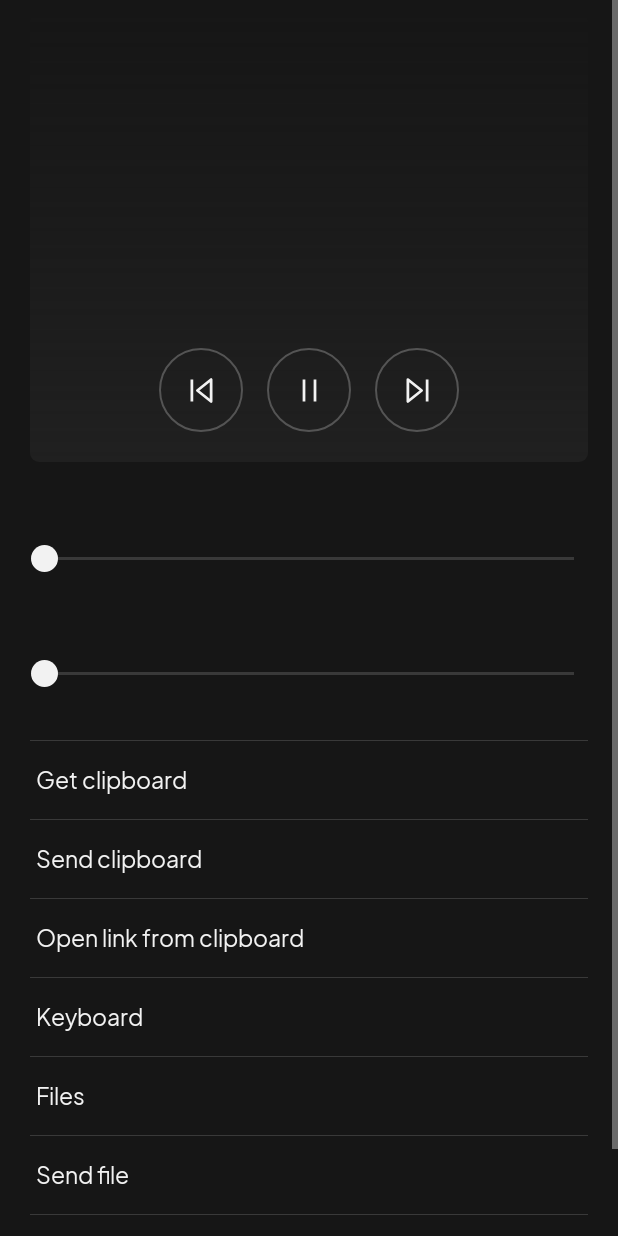
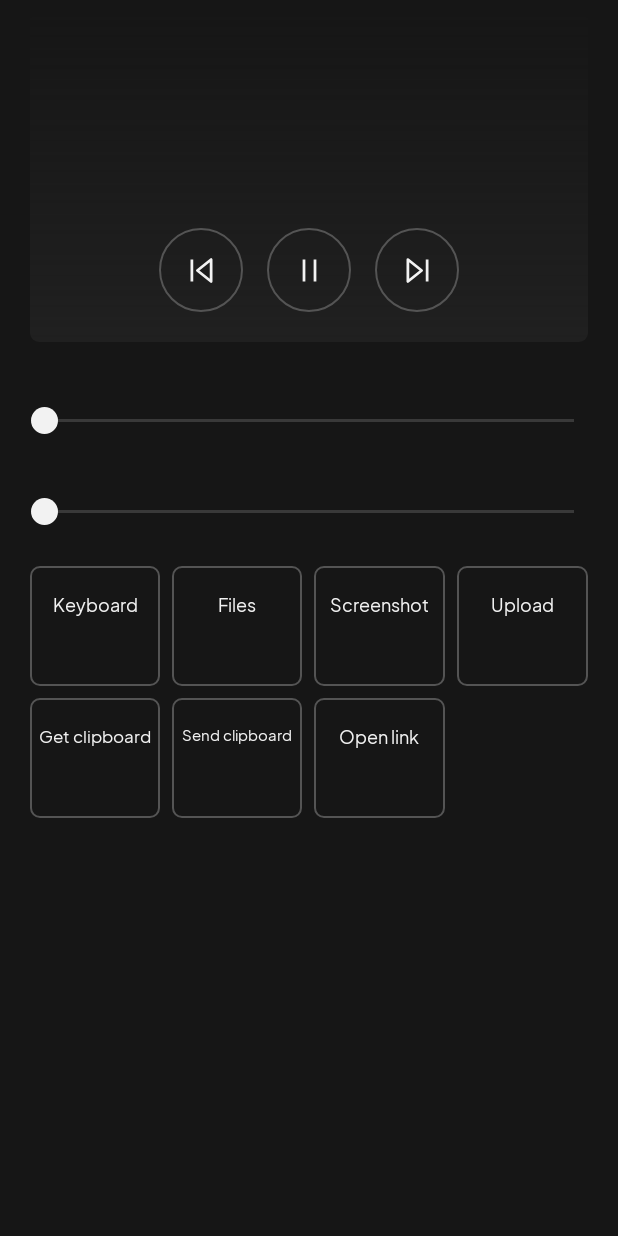
Before and after one commit to Raindancer118/pocketsudo, an Android app: the layout view_remote.xml on its own in the app's theme, with its tools: preview values and no code run, on a phone screen of 412 x 824 dp. Run offline under Robolectric (Android 15) with nearby library versions, the phone set to English and light mode, and no system bars.

Commit message:
fix(Deck-App-TS): Fernbedienung passt ohne Scrollen auf einen Bildschirm (flachere Musik-Karte, Aktionen als einzeilige Kacheln 4+3 statt Listenzeilen). Agent kennt deutsche Sonderzeichen und Satzzeichen als Tasten (ß, Umlaute, < # + , . -, AltGr, Caps Lock).

```diff
--- a/android/deck/src/main/java/de/raindancer118/pocketdeck/MainActivity.java
+++ b/android/deck/src/main/java/de/raindancer118/pocketdeck/MainActivity.java
@@ -352,7 +352,7 @@ public class MainActivity extends AppCompatActivity {
 
     private void row(int id, int icon, Runnable action) {
         TextView t = findViewById(id);
-        t.setCompoundDrawablesRelativeWithIntrinsicBounds(icon, 0, 0, 0);
+        t.setCompoundDrawablesRelativeWithIntrinsicBounds(0, icon, 0, 0);
         t.setOnClickListener(v -> action.run());
     }
 
--- a/android/deck/src/main/res/layout/view_remote.xml
+++ b/android/deck/src/main/res/layout/view_remote.xml
@@ -16,7 +16,7 @@
         <FrameLayout
             android:id="@+id/cover_card"
             android:layout_width="match_parent"
-            android:layout_height="300dp"
+            android:layout_height="220dp"
             android:layout_marginTop="8dp"
             android:background="@drawable/bg_cover">
 
@@ -82,26 +82,35 @@
             </LinearLayout>
         </FrameLayout>
 
-        <TextView android:id="@+id/volume_label" style="@style/SliderLabel" android:layout_marginTop="28dp" />
+        <TextView android:id="@+id/volume_label" style="@style/SliderLabel" android:layout_marginTop="16dp" />
         <SeekBar android:id="@+id/volume" style="@style/Slider" android:max="100" />
-        <TextView android:id="@+id/brightness_label" style="@style/SliderLabel" android:layout_marginTop="20dp" />
+        <TextView android:id="@+id/brightness_label" style="@style/SliderLabel" android:layout_marginTop="4dp" />
         <SeekBar android:id="@+id/brightness" style="@style/Slider" android:max="100" />
 
-        <View android:layout_width="match_parent" android:layout_height="1px" android:layout_marginTop="24dp" android:background="@color/line" />
-        <TextView android:id="@+id/clip_get" style="@style/Row" android:text="@string/clip_get" />
-        <View android:layout_width="match_parent" android:layout_height="1px" android:background="@color/line" />
-        <TextView android:id="@+id/clip_send" style="@style/Row" android:text="@string/clip_send" />
-        <View android:layout_width="match_parent" android:layout_height="1px" android:background="@color/line" />
-        <TextView android:id="@+id/open_link" style="@style/Row" android:text="@string/open_link" />
-        <View android:layout_width="match_parent" android:layout_height="1px" android:background="@color/line" />
-        <TextView android:id="@+id/keyboard" style="@style/Row" android:text="@string/open_keyboard" />
-        <View android:layout_width="match_parent" android:layout_height="1px" android:background="@color/line" />
-        <TextView android:id="@+id/files" style="@style/Row" android:text="@string/files" />
-        <View android:layout_width="match_parent" android:layout_height="1px" android:background="@color/line" />
-        <TextView android:id="@+id/send_file" style="@style/Row" android:text="@string/send_file" />
-        <View android:layout_width="match_parent" android:layout_height="1px" android:background="@color/line" />
-        <TextView android:id="@+id/screenshot" style="@style/Row" android:text="@string/screenshot" />
-        <View android:layout_width="match_parent" android:layout_height="1px" android:background="@color/line" />
+        <!-- all actions visible at once: 4 + 3 tiles -->
+        <LinearLayout
+            android:layout_width="match_parent"
+            android:layout_height="wrap_content"
+            android:layout_marginTop="16dp"
+            android:orientation="horizontal">
+
+            <TextView android:id="@+id/keyboard" style="@style/Tile" android:text="@string/tile_keyboard" />
+            <TextView android:id="@+id/files" style="@style/Tile" android:text="@string/tile_files" />
+            <TextView android:id="@+id/screenshot" style="@style/Tile" android:text="@string/tile_screenshot" />
+            <TextView android:id="@+id/send_file" style="@style/Tile" android:layout_marginEnd="0dp" android:text="@string/tile_send_file" />
+        </LinearLayout>
+
+        <LinearLayout
+            android:layout_width="match_parent"
+            android:layout_height="wrap_content"
+            android:layout_marginTop="8dp"
+            android:orientation="horizontal">
+
+            <TextView android:id="@+id/clip_get" style="@style/Tile" android:text="@string/tile_clip_get" />
+            <TextView android:id="@+id/clip_send" style="@style/Tile" android:text="@string/tile_clip_send" />
+            <TextView android:id="@+id/open_link" style="@style/Tile" android:text="@string/tile_open_link" />
+            <View style="@style/Tile" android:layout_marginEnd="0dp" android:background="@null" android:clickable="false" android:focusable="false" />
+        </LinearLayout>
 
         <TextView
             android:id="@+id/remote_message"
--- a/android/deck/src/main/res/values/deck_styles.xml
+++ b/android/deck/src/main/res/values/deck_styles.xml
@@ -34,13 +34,22 @@
         <item name="android:paddingStart">9dp</item>
         <item name="android:paddingEnd">9dp</item>
     </style>
-    <style name="Row" parent="Text">
-        <item name="android:layout_width">match_parent</item>
-        <item name="android:layout_height">52dp</item>
-        <item name="android:gravity">center_vertical</item>
-        <item name="android:textSize">15sp</item>
-        <item name="android:background">@drawable/bg_link</item>
-        <item name="android:drawablePadding">14dp</item>
-        <item name="android:paddingStart">4dp</item>
+    <style name="Tile" parent="Text">
+        <item name="android:layout_width">0dp</item>
+        <item name="android:layout_height">80dp</item>
+        <item name="android:layout_weight">1</item>
+        <item name="android:layout_marginEnd">8dp</item>
+        <item name="android:gravity">center_horizontal</item>
+        <item name="android:textSize">12sp</item>
+        <item name="android:maxLines">1</item>
+        <item name="android:autoSizeTextType">uniform</item>
+        <item name="android:autoSizeMinTextSize">10sp</item>
+        <item name="android:autoSizeMaxTextSize">12sp</item>
+        <item name="android:drawablePadding">8dp</item>
+        <item name="android:paddingStart">6dp</item>
+        <item name="android:paddingEnd">6dp</item>
+        <item name="android:paddingTop">18dp</item>
+        <item name="android:background">@drawable/bg_secondary</item>
+        <item name="android:stateListAnimator">@animator/press</item>
     </style>
 </resources>
--- a/android/deck/src/main/res/values/strings.xml
+++ b/android/deck/src/main/res/values/strings.xml
@@ -26,9 +26,6 @@
     <string name="play_pause">Play or pause</string>
     <string name="volume">Volume  %1$d %%</string>
     <string name="brightness">Brightness  %1$d %%</string>
-    <string name="clip_get">Get clipboard</string>
-    <string name="clip_send">Send clipboard</string>
-    <string name="open_link">Open link from clipboard</string>
     <string name="clip_got">Clipboard copied to this phone</string>
     <string name="clip_sent">Clipboard sent</string>
     <string name="clip_empty">The phone clipboard holds no text</string>
@@ -59,8 +56,6 @@
     <string name="keys">Keys</string>
     <string name="combos">Shortcuts</string>
     <string name="sent">Sent</string>
-    <string name="open_keyboard">Keyboard</string>
-    <string name="send_file">Send file</string>
     <string name="screenshot">Screenshot</string>
     <string name="share">Share</string>
     <string name="share_target">Send to computer</string>
@@ -76,4 +71,11 @@
     <string name="folder_empty">Empty folder</string>
     <string name="downloading">Downloading %1$s …</string>
     <string name="downloaded">%1$s in Downloads/PocketDeck</string>
+    <string name="tile_keyboard">Keyboard</string>
+    <string name="tile_files">Files</string>
+    <string name="tile_screenshot">Screenshot</string>
+    <string name="tile_send_file">Upload</string>
+    <string name="tile_clip_get">Get clipboard</string>
+    <string name="tile_clip_send">Send clipboard</string>
+    <string name="tile_open_link">Open link</string>
 </resources>
```
Also changed, not shown: 87 other files.
